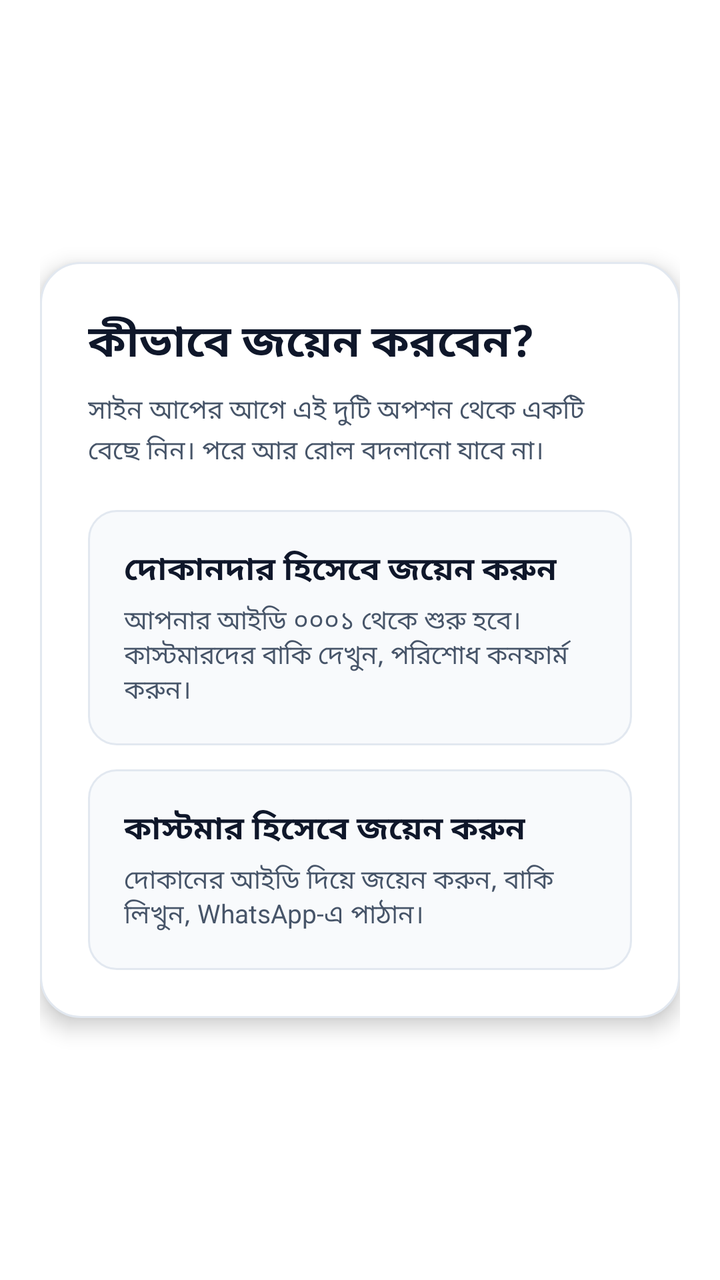
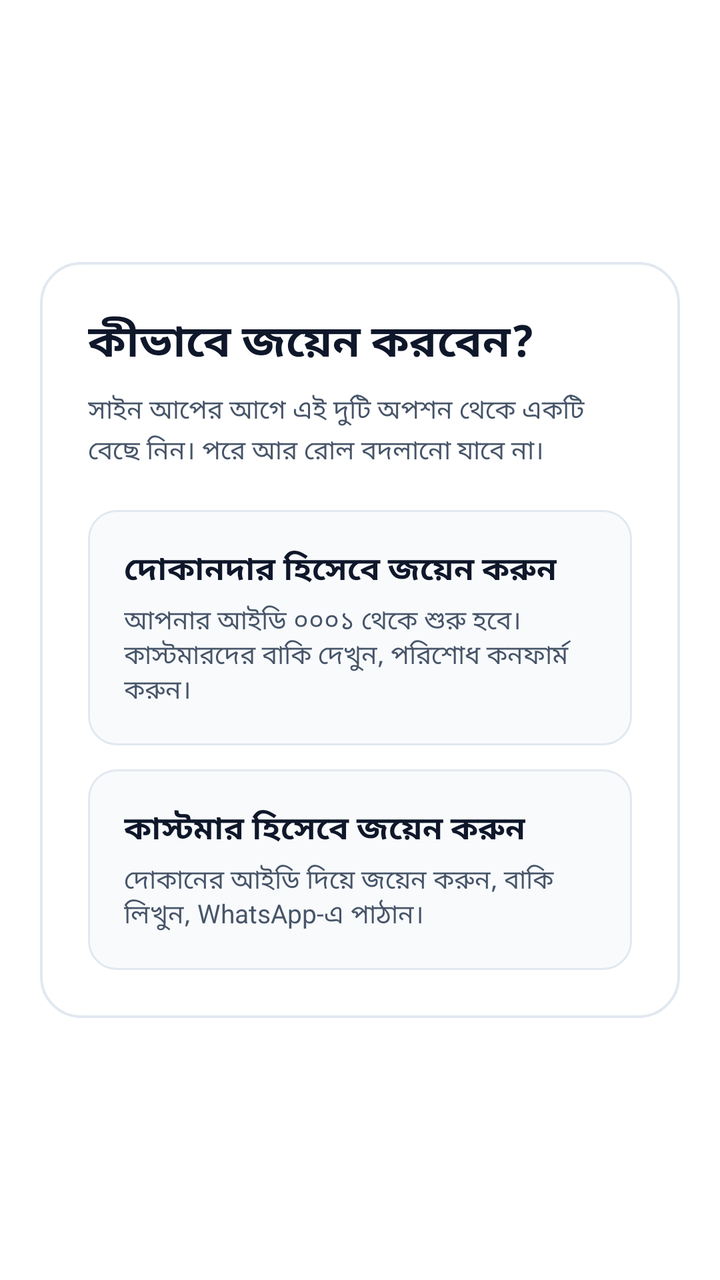

Compare the two renders of this Android layout. The source of the first and the diff that turns it into the second are given below.
<!-- AndroidManifest.xml: application theme Theme.Onebaki -->
<!-- res/layout/fragment_onboarding.xml -->
<?xml version="1.0" encoding="utf-8"?>
<ScrollView xmlns:android="http://schemas.android.com/apk/res/android"
    xmlns:app="http://schemas.android.com/apk/res-auto"
    android:layout_width="match_parent"
    android:layout_height="match_parent"
    android:fillViewport="true">

    <androidx.constraintlayout.widget.ConstraintLayout
        android:layout_width="match_parent"
        android:layout_height="wrap_content"
        android:padding="20dp">

        <LinearLayout
            android:layout_width="match_parent"
            android:layout_height="wrap_content"
            android:background="@drawable/bg_glass_card"
            android:elevation="6dp"
            android:orientation="vertical"
            android:padding="24dp"
            app:layout_constraintBottom_toBottomOf="parent"
            app:layout_constraintEnd_toEndOf="parent"
            app:layout_constraintStart_toStartOf="parent"
            app:layout_constraintTop_toTopOf="parent">

            
            <LinearLayout
                android:id="@+id/layoutRoleChoose"
                android:layout_width="match_parent"
                android:layout_height="wrap_content"
                android:orientation="vertical">

                <TextView
                    android:layout_width="wrap_content"
                    android:layout_height="wrap_content"
                    android:text="কীভাবে জয়েন করবেন?"
                    android:textColor="@color/ink"
                    android:textSize="22sp"
                    android:textStyle="bold" />

                <TextView
                    android:layout_width="match_parent"
                    android:layout_height="wrap_content"
                    android:layout_marginTop="8dp"
                    android:lineSpacingExtra="3dp"
                    android:text="সাইন আপের আগে এই দুটি অপশন থেকে একটি বেছে নিন। পরে আর রোল বদলানো যাবে না।"
                    android:textColor="@color/ink_muted"
                    android:textSize="13sp" />

                
                <LinearLayout
                    android:id="@+id/btnChooseShop"
                    android:layout_width="match_parent"
                    android:layout_height="wrap_content"
                    android:layout_marginTop="20dp"
                    android:background="@drawable/bg_glass_button"
                    android:clickable="true"
                    android:focusable="true"
                    android:orientation="vertical"
                    android:padding="18dp">

                    <TextView
                        android:layout_width="wrap_content"
                        android:layout_height="wrap_content"
                        android:text="দোকানদার হিসেবে জয়েন করুন"
                        android:textColor="@color/ink"
                        android:textSize="16sp"
                        android:textStyle="bold" />

                    <TextView
                        android:layout_width="match_parent"
                        android:layout_height="wrap_content"
                        android:layout_marginTop="4dp"
                        android:text="আপনার আইডি ০০০১ থেকে শুরু হবে। কাস্টমারদের বাকি দেখুন, পরিশোধ কনফার্ম করুন।"
                        android:textColor="@color/ink_muted"
                        android:textSize="13sp" />
                </LinearLayout>

                
                <LinearLayout
                    android:id="@+id/btnChooseCustomer"
                    android:layout_width="match_parent"
                    android:layout_height="wrap_content"
                    android:layout_marginTop="12dp"
                    android:background="@drawable/bg_glass_button"
                    android:clickable="true"
                    android:focusable="true"
                    android:orientation="vertical"
                    android:padding="18dp">

                    <TextView
                        android:layout_width="wrap_content"
                        android:layout_height="wrap_content"
                        android:text="কাস্টমার হিসেবে জয়েন করুন"
                        android:textColor="@color/ink"
                        android:textSize="16sp"
                        android:textStyle="bold" />

                    <TextView
                        android:layout_width="match_parent"
                        android:layout_height="wrap_content"
                        android:layout_marginTop="4dp"
                        android:text="দোকানের আইডি দিয়ে জয়েন করুন, বাকি লিখুন, WhatsApp-এ পাঠান।"
                        android:textColor="@color/ink_muted"
                        android:textSize="13sp" />
                </LinearLayout>
            </LinearLayout>

            
            <LinearLayout
                android:id="@+id/layoutShopForm"
                android:layout_width="match_parent"
                android:layout_height="wrap_content"
                android:orientation="vertical"
                android:visibility="gone">

                <TextView
                    android:layout_width="wrap_content"
                    android:layout_height="wrap_content"
                    android:text="দোকানদার অ্যাকাউন্ট"
                    android:textColor="@color/ink"
                    android:textSize="22sp"
                    android:textStyle="bold" />

                <EditText
                    android:id="@+id/etShopOwnerName"
                    android:layout_width="match_parent"
                    android:layout_height="wrap_content"
                    android:layout_marginTop="16dp"
                    android:background="@drawable/bg_field"
                    android:hint="আপনার নাম"
                    android:padding="14dp"
                    android:textColor="@color/ink"
                    android:textColorHint="@color/ink_light"
                    android:textSize="14sp" />

                <EditText
                    android:id="@+id/etShopName"
                    android:layout_width="match_parent"
                    android:layout_height="wrap_content"
                    android:layout_marginTop="10dp"
                    android:background="@drawable/bg_field"
                    android:hint="দোকানের নাম"
                    android:padding="14dp"
                    android:textColor="@color/ink"
                    android:textColorHint="@color/ink_light"
                    android:textSize="14sp" />

                <EditText
                    android:id="@+id/etShopPhone"
                    android:layout_width="match_parent"
                    android:layout_height="wrap_content"
                    android:layout_marginTop="10dp"
                    android:background="@drawable/bg_field"
                    android:hint="মোবাইল নম্বর (WhatsApp)"
                    android:inputType="phone"
                    android:padding="14dp"
                    android:textColor="@color/ink"
                    android:textColorHint="@color/ink_light"
                    android:textSize="14sp" />

                <Button
                    android:id="@+id/btnSubmitShop"
                    android:layout_width="match_parent"
                    android:layout_height="wrap_content"
                    android:layout_marginTop="18dp"
                    android:background="@drawable/bg_primary_button"
                    android:paddingVertical="13dp"
                    android:text="দোকান খুলুন"
                    android:textColor="@color/white"
                    android:textSize="15sp"
                    android:textStyle="bold" />

                <TextView
                    android:id="@+id/btnBackFromShop"
                    android:layout_width="wrap_content"
                    android:layout_height="wrap_content"
                    android:layout_gravity="center"
                    android:layout_marginTop="16dp"
                    android:clickable="true"
                    android:focusable="true"
                    android:padding="8dp"
                    android:text="পেছনে"
                    android:textColor="@color/ink_muted"
                    android:textSize="14sp" />
            </LinearLayout>

            
            <LinearLayout
                android:id="@+id/layoutCustomerForm"
                android:layout_width="match_parent"
                android:layout_height="wrap_content"
                android:orientation="vertical"
                android:visibility="gone">

                <TextView
                    android:layout_width="wrap_content"
                    android:layout_height="wrap_content"
                    android:text="কাস্টমার অ্যাকাউন্ট"
                    android:textColor="@color/ink"
                    android:textSize="22sp"
                    android:textStyle="bold" />

                <EditText
                    android:id="@+id/etCustomerName"
                    android:layout_width="match_parent"
                    android:layout_height="wrap_content"
                    android:layout_marginTop="16dp"
                    android:background="@drawable/bg_field"
                    android:hint="আপনার নাম"
                    android:padding="14dp"
                    android:textColor="@color/ink"
                    android:textColorHint="@color/ink_light"
                    android:textSize="14sp" />

                <EditText
                    android:id="@+id/etCustomerPhone"
                    android:layout_width="match_parent"
                    android:layout_height="wrap_content"
                    android:layout_marginTop="10dp"
                    android:background="@drawable/bg_field"
                    android:hint="মোবাইল নম্বর"
                    android:inputType="phone"
                    android:padding="14dp"
                    android:textColor="@color/ink"
                    android:textColorHint="@color/ink_light"
                    android:textSize="14sp" />

                <Button
                    android:id="@+id/btnSubmitCustomer"
                    android:layout_width="match_parent"
                    android:layout_height="wrap_content"
                    android:layout_marginTop="18dp"
                    android:background="@drawable/bg_primary_button"
                    android:paddingVertical="13dp"
                    android:text="কাস্টমার হিসেবে জয়েন"
                    android:textColor="@color/white"
                    android:textSize="15sp"
                    android:textStyle="bold" />

                <TextView
                    android:id="@+id/btnBackFromCustomer"
                    android:layout_width="wrap_content"
                    android:layout_height="wrap_content"
                    android:layout_gravity="center"
                    android:layout_marginTop="16dp"
                    android:clickable="true"
                    android:focusable="true"
                    android:padding="8dp"
                    android:text="পেছনে"
                    android:textColor="@color/ink_muted"
                    android:textSize="14sp" />
            </LinearLayout>

            <TextView
                android:id="@+id/tvOnboardingError"
                android:layout_width="match_parent"
                android:layout_height="wrap_content"
                android:layout_marginTop="12dp"
                android:gravity="center"
                android:textColor="@color/accent_rose"
                android:textSize="13sp"
                android:visibility="gone" />

        </LinearLayout>
    </androidx.constraintlayout.widget.ConstraintLayout>
</ScrollView>
<!-- resources referenced by this layout -->
<resources>
  <color name="accent_rose">#E11D48</color>
  <color name="ink">#0F172A</color>
  <color name="ink_light">#64748B</color>
  <color name="ink_muted">#475569</color>
  <color name="white">#FFFFFF</color>
  <!-- drawable bg_field (drawable) -->
  <?xml version="1.0" encoding="utf-8"?>
  <selector xmlns:android="http://schemas.android.com/apk/res/android">
      <item android:state_focused="true">
          <shape android:shape="rectangle">
              <solid android:color="#FFFFFF" />
              <stroke
                  android:width="2dp"
                  android:color="#4F46E5" />
              <corners android:radius="14dp" />
          </shape>
      </item>
      <item>
          <shape android:shape="rectangle">
              <solid android:color="#F8FAFC" />
              <stroke
                  android:width="1dp"
                  android:color="#CBD5E1" />
              <corners android:radius="14dp" />
          </shape>
      </item>
  </selector>
  <!-- drawable bg_glass_button (drawable) -->
  <?xml version="1.0" encoding="utf-8"?>
  <selector xmlns:android="http://schemas.android.com/apk/res/android">
      <item android:state_pressed="true">
          <shape android:shape="rectangle">
              <solid android:color="#E2E8F0" />
              <stroke
                  android:width="1dp"
                  android:color="#CBD5E1" />
              <corners android:radius="14dp" />
          </shape>
      </item>
      <item>
          <shape android:shape="rectangle">
              <solid android:color="#F8FAFC" />
              <stroke
                  android:width="1dp"
                  android:color="#E2E8F0" />
              <corners android:radius="14dp" />
          </shape>
      </item>
  </selector>
  <!-- drawable bg_glass_card (drawable) -->
  <?xml version="1.0" encoding="utf-8"?>
  <shape xmlns:android="http://schemas.android.com/apk/res/android"
      android:shape="rectangle">
      <solid android:color="#FFFFFF" />
      <stroke
          android:width="1dp"
          android:color="#E2E8F0" />
      <corners android:radius="20dp" />
  </shape>
  <!-- drawable bg_primary_button (drawable) -->
  <?xml version="1.0" encoding="utf-8"?>
  <selector xmlns:android="http://schemas.android.com/apk/res/android">
      <item android:state_pressed="true">
          <shape android:shape="rectangle">
              <solid android:color="#3730A3" />
              <corners android:radius="14dp" />
          </shape>
      </item>
      <item android:state_enabled="false">
          <shape android:shape="rectangle">
              <solid android:color="#CBD5E1" />
              <corners android:radius="14dp" />
          </shape>
      </item>
      <item>
          <shape android:shape="rectangle">
              <gradient
                  android:angle="0"
                  android:startColor="#4338CA"
                  android:endColor="#4F46E5" />
              <corners android:radius="14dp" />
          </shape>
      </item>
  </selector>
  <style name="Theme.Onebaki" parent="Theme.Material3.Light.NoActionBar">
          <item name="colorPrimary">@color/primary_indigo</item>
          <item name="colorOnPrimary">@color/white</item>
          <item name="colorSurface">@color/white</item>
          <item name="colorOnSurface">@color/ink</item>
          <item name="android:statusBarColor">@color/white</item>
          <item name="android:windowLightStatusBar">true</item>
          <item name="android:navigationBarColor">@color/white</item>
          <item name="android:windowLightNavigationBar">true</item>
          <item name="android:windowBackground">@color/bg_start</item>
          <item name="android:windowActivityTransitions">true</item>
          <item name="android:forceDarkAllowed" tools:targetApi="q">false</item>
      </style>
  <color name="primary_indigo">#4338CA</color>
  <color name="bg_start">#FFFFFF</color>
</resources>

<!-- the commit's change to res/layout/fragment_onboarding.xml (unified diff, before → after) -->
@@ -14,7 +14,6 @@
             android:layout_width="match_parent"
             android:layout_height="wrap_content"
             android:background="@drawable/bg_glass_card"
-            android:elevation="6dp"
             android:orientation="vertical"
             android:padding="24dp"
             app:layout_constraintBottom_toBottomOf="parent"
<!-- resource entries referenced after the edit -->
@@ -53,9 +53,9 @@
   <?xml version="1.0" encoding="utf-8"?>
   <shape xmlns:android="http://schemas.android.com/apk/res/android"
       android:shape="rectangle">
-      <solid android:color="#FFFFFF" />
+      <solid android:color="#F4FFFFFF" />
       <stroke
-          android:width="1dp"
+          android:width="1.2dp"
           android:color="#E2E8F0" />
       <corners android:radius="20dp" />
   </shape>
